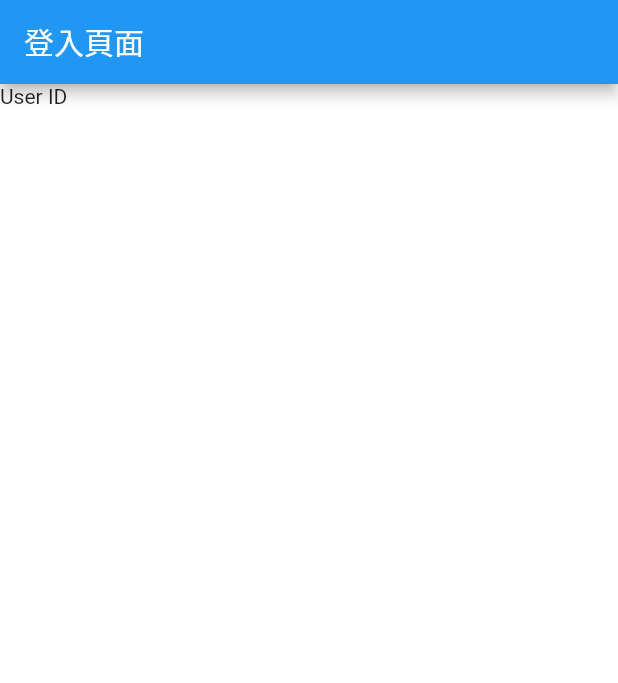
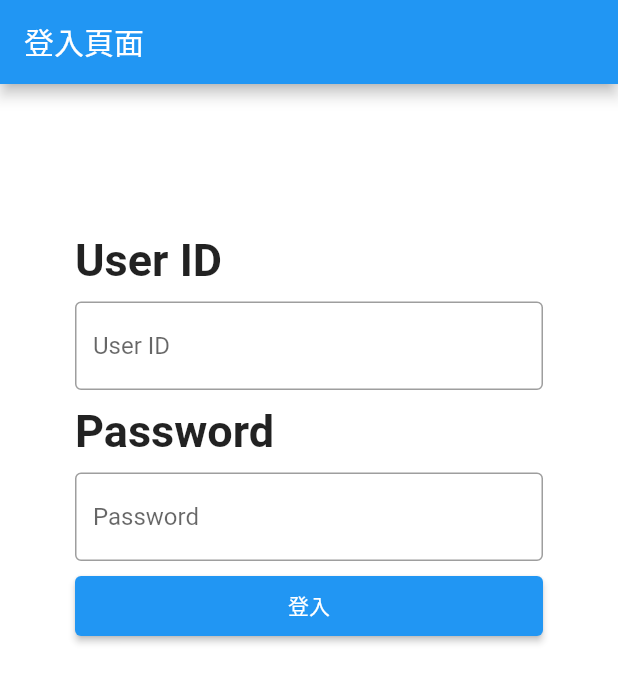
Before and after one commit to iop04329/flutter, a Flutter app: the screen it shows after launch, on a phone screen of 412 x 824 dp. Shown: the top 683 px of the screen. Run offline on Flutter 3.47's test engine with Material 2 defaults, Android fonts, the phone set to English and light mode, and no system bars; our stand-ins replace fluttertoast.

Commit message:
lesson 9

```diff
--- a/lib/pages/login.dart
+++ b/lib/pages/login.dart
@@ -1,4 +1,6 @@
 import 'package:flutter/material.dart';
+import 'package:fluttertoast/fluttertoast.dart';
+import 'package:tutorial/tool/pub.dart';
 
 class login extends StatefulWidget {
   const login({super.key});
@@ -8,16 +10,94 @@ class login extends StatefulWidget {
 }
 
 class _loginState extends State<login> {
+  TextEditingController userController = TextEditingController();
+  TextEditingController passWordController = TextEditingController();
+
+  showMsg(String msg) {
+    Fluttertoast.showToast(
+      msg: msg,
+      gravity: ToastGravity.BOTTOM,
+      timeInSecForIosWeb: 1,
+      fontSize: 20,
+    );
+  }
+
+  @override
+  void dispose() {
+    // TODO: implement dispose
+    super.dispose();
+    userController.dispose();
+    passWordController.dispose();
+  }
+
   @override
   Widget build(BuildContext context) {
+    //account
+    //textfield 值
+    //btn的功能 去執行
     return Scaffold(
         appBar: AppBar(title: Text('登入頁面')),
         body: Container(
+          //expanded元件
+          padding: EdgeInsets.only(left: 50, right: 50),
           width: double.infinity,
           height: double.infinity,
           color: Colors.white,
-        child: Text('User ID'),
+          child: Column(
+            crossAxisAlignment: CrossAxisAlignment.start,
+            children: [
+              SizedBox(height: 100),
+              Text(
+                'User ID',
+                style: TextStyle(fontSize: 30, fontWeight: FontWeight.bold),
               ),
-    );
+              SizedBox(height: 10),
+              Container(
+                  child: TextField(
+                controller: userController,
+                decoration: InputDecoration(border: OutlineInputBorder(), hintText: 'User ID'),
+              )),
+              SizedBox(height: 10),
+              Text(
+                'Password',
+                style: TextStyle(fontSize: 30, fontWeight: FontWeight.bold),
+              ),
+              SizedBox(height: 10),
+              Container(
+                  child: TextField(
+                controller: passWordController,
+                obscureText: true,
+                decoration: InputDecoration(
+                  border: OutlineInputBorder(),
+                  hintText: 'Password',
+                ),
+              )),
+              SizedBox(height: 10),
+              Container(
+                width: double.infinity,
+                height: 40,
+                child: ElevatedButton(
+                    onPressed: () {
+                      print(userController.text);
+                      print(passWordController.text);
+                      String userVal = userController.text;
+                      String passWordVal = passWordController.text;
+                      if (userDataBase.containsKey(userVal)) {
+                        print('有這個使用者');
+                        if (userDataBase[userVal] == passWordVal) {
+                          showMsg('登入成功');
+                          Navigator.of(context).pushNamed(RouteName.first);
+                        } else {
+                          showMsg('密碼錯誤');
+                        }
+                      } else {
+                        showMsg('無此使用者');
+                      }
+                    },
+                    child: Text('登入')),
+              )
+            ],
+          ),
+        ));
   }
 }
--- a/lib/tool/pub.dart
+++ b/lib/tool/pub.dart
@@ -31,6 +31,12 @@ enum profileName {
   age,
 }
 
+Map userDataBase = {
+  'test1': '1234',
+  'test2': '0000',
+  'test3': '5555',
+  'test4': '7777',
+};
 //lesson 1 介紹
 //lesson 2 基礎語法
 //lesson 3 常用表達式
@@ -41,4 +47,5 @@ enum profileName {
 //lesson 7 導航Navigator用法 pop push 非同步用法 await future
 //網址:https://book.flutterchina.club/chapter2/flutter_router.html#_2-4-4-%E8%B7%AF%E7%94%B1%E4%BC%A0%E5%80%BC
 //lesson 8 導航註冊
-//lesson 9 狀態管理 share prefernce
+//lesson 9 textfield 畫面建立 controller 功能
+//leeson 10 狀態管理 share prefernce
--- a/pubspec.yaml
+++ b/pubspec.yaml
@@ -35,6 +35,7 @@ dependencies:
   # The following adds the Cupertino Icons font to your application.
   # Use with the CupertinoIcons class for iOS style icons.
   cupertino_icons: ^1.0.2
+  fluttertoast: ^8.2.4
 
 dev_dependencies:
   flutter_test:
```
Also changed, not shown: pubspec.lock. Lines whose indentation alone changed are shown as unchanged.
